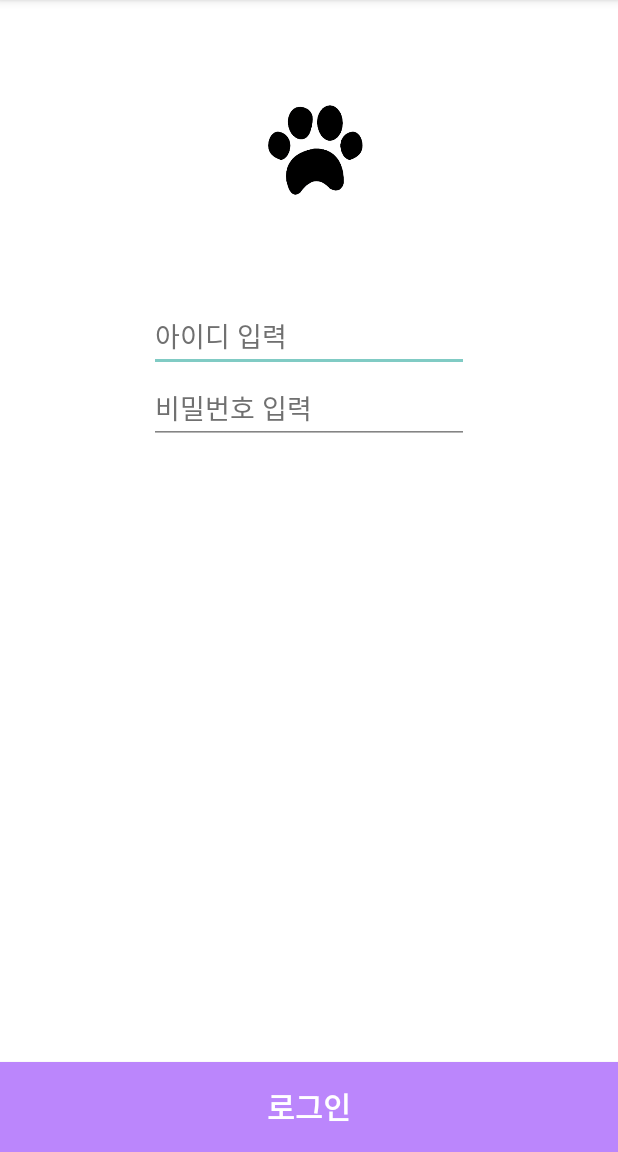
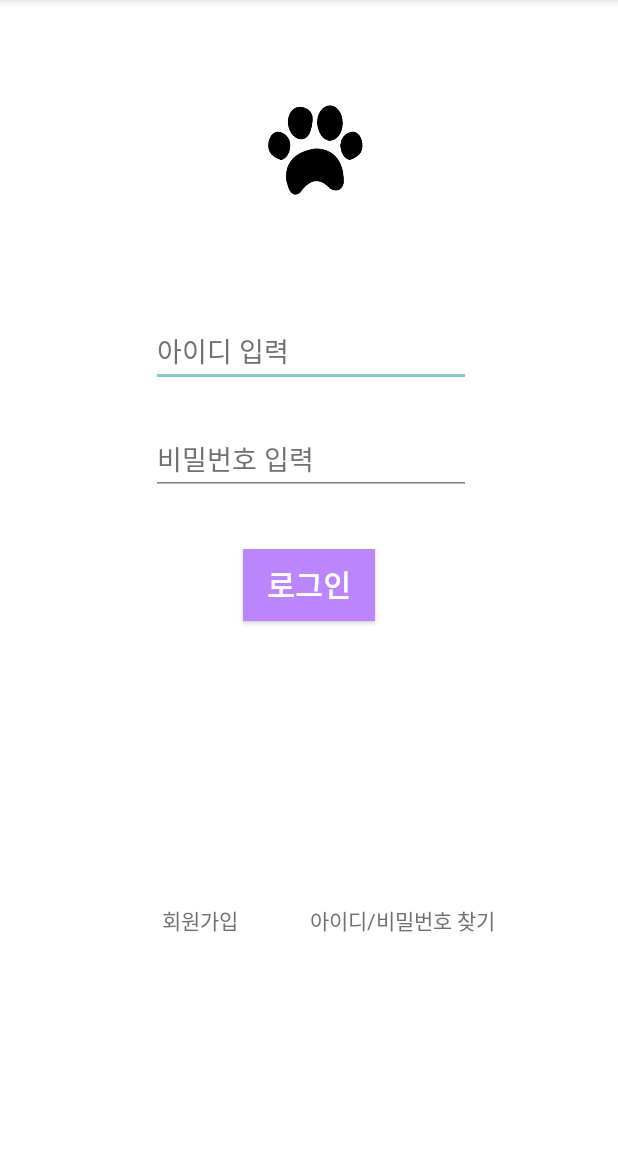
Before and after one commit to jun4256/Pettelier_Android.Vol2, an Android app: the layout activity_login.xml on its own in the app's theme, with its tools: preview values and no code run, on a phone screen of 412 x 824 dp, the part 84-1236 px from its top. Run offline under Robolectric (Android 15) with nearby library versions, the phone set to English and light mode, and no system bars; network calls fail.

Commit message:
volley 라이브러리,로그인창 조금 바꿈 ㅎ

```diff
--- a/app/build.gradle
+++ b/app/build.gradle
@@ -37,6 +37,8 @@ dependencies {
     implementation 'androidx.constraintlayout:constraintlayout:2.1.4'
     //noinspection GradleCompatible
     implementation 'com.android.support:design:28.0.0'
+
+    //volley lib
     implementation 'com.android.volley:volley:1.2.1'
     implementation 'androidx.lifecycle:lifecycle-livedata-ktx:2.4.1'
     implementation 'androidx.lifecycle:lifecycle-viewmodel-ktx:2.4.1'
--- a/app/src/main/AndroidManifest.xml
+++ b/app/src/main/AndroidManifest.xml
@@ -2,6 +2,7 @@
 <manifest xmlns:android="http://schemas.android.com/apk/res/android"
     xmlns:tools="http://schemas.android.com/tools"
     package="com.example.pettelier_androidvol2">
+    <uses-permission android:name="android.permission.INTERNET" />
 
     <application
         android:allowBackup="true"
@@ -12,7 +13,8 @@
         android:roundIcon="@mipmap/ic_launcher_round"
         android:supportsRtl="true"
         android:theme="@style/Theme.Pettelier_AndroidVol2"
-        tools:targetApi="31">
+        tools:targetApi="31"
+        android:usesCleartextTraffic="true">
         <activity
             android:name=".Loading"
             android:exported="true">
@@ -23,6 +25,9 @@
             <category android:name="android.intent.category.LAUNCHER" />
         </intent-filter>
         </activity>
+<activity android:name=".login"
+    android:exported="true">
+</activity>
 
         <activity
             android:name=".Cage_Register"
--- a/app/src/main/java/com/example/pettelier_androidvol2/login.java
+++ b/app/src/main/java/com/example/pettelier_androidvol2/login.java
@@ -7,6 +7,7 @@ import android.util.Log;
 import android.view.View;
 import android.widget.Button;
 import android.widget.EditText;
+import android.widget.TextView;
 import android.widget.Toast;
 
 import com.android.volley.AuthFailureError;
@@ -30,6 +31,7 @@ import java.util.Map;
 public class login extends AppCompatActivity {
     private EditText login_id,login_pw;
     private Button btn_login;
+    private TextView tv_find,tv_join;
     private RequestQueue requestQueue;
     private StringRequest stringRequest;
 
@@ -40,6 +42,9 @@ public class login extends AppCompatActivity {
         login_id = findViewById(R.id.login_id);
         login_pw = findViewById(R.id.login_pw);
         btn_login = findViewById(R.id.btn_login);
+        tv_join = findViewById(R.id.tv_join);
+        tv_find = findViewById(R.id.tv_find);
+
         btn_login.setOnClickListener(new View.OnClickListener() {
             @Override
             public void onClick(View view) {
--- a/app/src/main/res/layout/activity_login.xml
+++ b/app/src/main/res/layout/activity_login.xml
@@ -1,21 +1,27 @@
 <?xml version="1.0" encoding="utf-8"?>
-<LinearLayout xmlns:android="http://schemas.android.com/apk/res/android"
+<androidx.constraintlayout.widget.ConstraintLayout xmlns:android="http://schemas.android.com/apk/res/android"
     xmlns:app="http://schemas.android.com/apk/res-auto"
     xmlns:tools="http://schemas.android.com/tools"
     android:layout_width="match_parent"
     android:layout_height="match_parent"
     android:background="@color/white"
-    android:orientation="vertical"
-    android:gravity="center_horizontal|center_vertical">
+    android:gravity="center_horizontal|center_vertical"
+    android:orientation="vertical">
 
     <com.google.android.material.appbar.AppBarLayout
-        android:layout_width="match_parent"
-        android:layout_height="wrap_content">
+        android:id="@+id/appBarLayout2"
+        android:layout_width="0dp"
+        android:layout_height="wrap_content"
+        app:layout_constraintEnd_toEndOf="parent"
+        app:layout_constraintStart_toStartOf="parent"
+        app:layout_constraintTop_toTopOf="parent">
 
         <androidx.appcompat.widget.Toolbar
             android:layout_width="match_parent"
             android:layout_height="?attr/actionBarSize"
-            android:baselineAligned="false">
+            android:layout_marginTop="0dp"
+            android:baselineAligned="false"
+            app:buttonGravity="top">
 
             <ImageView
                 android:layout_width="match_parent"
@@ -27,45 +33,79 @@
     <ImageView
 
         android:id="@+id/FirstInput_Profile"
-        android:src="@drawable/balbadak"
         android:layout_width="100dp"
         android:layout_height="100dp"
-        android:layout_margin="50dp"/>
+        android:layout_margin="50dp"
+        android:src="@drawable/balbadak"
+        app:layout_constraintEnd_toEndOf="parent"
+        app:layout_constraintStart_toStartOf="parent"
+        app:layout_constraintTop_toBottomOf="@+id/appBarLayout2" />
+
+    <Button
+        android:id="@+id/btn_login"
+        android:layout_width="wrap_content"
+        android:layout_height="wrap_content"
+        android:layout_marginTop="36dp"
+        android:background="@color/purple_200"
+        android:gravity="center"
+        android:text="로그인"
+        android:textColor="@color/white"
+        android:textSize="20dp"
+        android:textStyle="bold"
+        app:layout_constraintEnd_toEndOf="parent"
+        app:layout_constraintStart_toStartOf="parent"
+        app:layout_constraintTop_toBottomOf="@+id/login_pw" />
 
     <EditText
         android:id="@+id/login_id"
         android:layout_width="wrap_content"
         android:layout_height="wrap_content"
+        android:layout_marginStart="102dp"
+        android:layout_marginTop="60dp"
+        android:layout_marginEnd="100dp"
         android:ems="10"
         android:hint="아이디 입력"
         android:inputType="textPersonName"
-        android:textColorHint="#707070" />
+        android:textColorHint="#707070"
+        app:layout_constraintEnd_toEndOf="parent"
+        app:layout_constraintStart_toStartOf="parent"
+        app:layout_constraintTop_toBottomOf="@+id/FirstInput_Profile" />
 
     <EditText
         android:id="@+id/login_pw"
         android:layout_width="wrap_content"
         android:layout_height="wrap_content"
+        android:layout_marginTop="24dp"
         android:ems="10"
         android:hint="비밀번호 입력"
         android:inputType="textPersonName"
-        android:textColorHint="#707070" />
+        android:textColorHint="#707070"
+        app:layout_constraintEnd_toEndOf="@+id/login_id"
+        app:layout_constraintStart_toStartOf="@+id/login_id"
+        app:layout_constraintTop_toBottomOf="@+id/login_id" />
 
-    <RelativeLayout
+    <TextView
+        android:id="@+id/tv_join"
         android:layout_width="wrap_content"
-        android:layout_height="wrap_content">
+        android:layout_height="wrap_content"
+        android:layout_marginStart="108dp"
+        android:layout_marginBottom="144dp"
+        android:text="회원가입"
+        android:textColor="#707070"
+        android:textSize="14sp"
+        app:layout_constraintBottom_toBottomOf="parent"
+        app:layout_constraintStart_toStartOf="parent" />
 
-        <Button
-            android:id="@+id/btn_login"
-            android:layout_width="match_parent"
-            android:layout_height="60dp"
-            android:layout_alignParentBottom="true"
-            android:layout_marginTop="30dp"
-            android:layout_marginBottom="1dp"
-            android:background="@color/purple_200"
-            android:text="로그인"
-            android:textColor="@color/white"
-            android:textSize="20dp"
-            android:textStyle="bold" />
-    </RelativeLayout>
+    <TextView
+        android:id="@+id/tv_find"
+        android:layout_width="wrap_content"
+        android:layout_height="wrap_content"
+        android:layout_marginStart="48dp"
+        android:layout_marginBottom="144dp"
+        android:text="아이디/비밀번호 찾기"
+        android:textColor="#707070"
+        android:textSize="14sp"
+        app:layout_constraintBottom_toBottomOf="parent"
+        app:layout_constraintStart_toEndOf="@+id/tv_join" />
 
-</LinearLayout>
+</androidx.constraintlayout.widget.ConstraintLayout>
```
